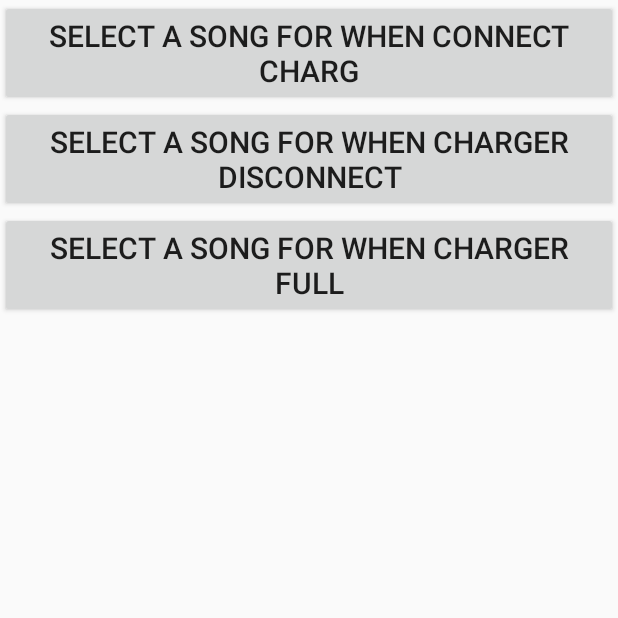
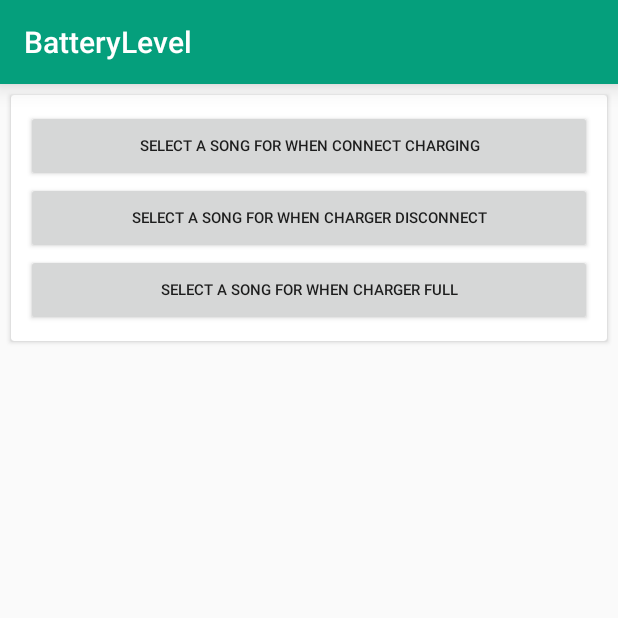
Before and after one commit to prasannakumark/BetteryLevel, an Android app: the screen it shows after launch (SettingsPageActivity), after a tap on an icon or button, on a phone screen of 412 x 824 dp, the top half of it. Run offline under Robolectric (Android 15) with nearby library versions, the phone set to English and light mode, and no system bars.

Commit message:
Details Added and modifications done

```diff
--- a/app/build.gradle
+++ b/app/build.gradle
@@ -22,4 +22,8 @@ android {
 dependencies {
     compile fileTree(dir: 'libs', include: ['*.jar'])
     compile 'com.android.support:appcompat-v7:24.0.0'
+    compile 'com.android.support:design:24.0.0'
+    compile 'com.android.support:cardview-v7:+'
+
+
 }
--- a/app/src/main/AndroidManifest.xml
+++ b/app/src/main/AndroidManifest.xml
@@ -13,7 +13,7 @@
         android:label="@string/app_name"
         android:theme="@style/AppTheme">
         <activity
-            android:name=".activities.NavigationDawerActivity"
+            android:name=".activities.SplashScreenActivity"
             android:label="@string/app_name">
             <intent-filter>
                 <action android:name="android.intent.action.MAIN" />
@@ -22,6 +22,7 @@
             </intent-filter>
         </activity>
         <activity android:name=".activities.MainActivity" />
+        <activity android:name=".activities.NavigationDawerActivity"/>
         <activity android:name=".activities.SettingsPageActivity" />
 
         <receiver android:name=".services.PowerReceiver">
--- a/app/src/main/java/com/techbots/betterylevel/activities/SettingsPageActivity.java
+++ b/app/src/main/java/com/techbots/betterylevel/activities/SettingsPageActivity.java
@@ -8,6 +8,7 @@ import android.os.Bundle;
 import android.os.Environment;
 import android.support.annotation.Nullable;
 import android.support.v7.app.AppCompatActivity;
+import android.support.v7.widget.Toolbar;
 import android.util.Log;
 import android.view.View;
 import android.widget.Button;
@@ -30,11 +31,15 @@ import java.io.PrintWriter;
 public class SettingsPageActivity extends AppCompatActivity {
 
     Button buttonChargeConected,buttonChargeDisconnected,buttonChargeFulled;
+    Toolbar toolbar;
 
     @Override
     protected void onCreate(@Nullable Bundle savedInstanceState) {
         super.onCreate(savedInstanceState);
         setContentView(R.layout.settings);
+        toolbar = (Toolbar) findViewById(R.id.toolbar);
+        toolbar.setTitleTextColor(0xFFFFFFFF);
+        toolbar.setTitle("BatteryLevel");
         buttonChargeConected = (Button) findViewById(R.id.select_song);
         buttonChargeDisconnected = (Button) findViewById(R.id.select_song_discharge);
         buttonChargeFulled = (Button) findViewById(R.id.select_song_charge_full);
--- /dev/null
+++ b/app/src/main/java/com/techbots/betterylevel/activities/SplashScreenActivity.java
@@ -0,0 +1,35 @@
+package com.techbots.betterylevel.activities;
+
+import android.content.Intent;
+import android.os.Bundle;
+import android.os.Handler;
+import android.support.annotation.Nullable;
+import android.support.v7.app.AppCompatActivity;
+
+import com.techbots.betterylevel.R;
+
+/**
+ * Created by leela on 4/1/17.
+ */
+
+public class SplashScreenActivity extends AppCompatActivity{
+
+    private final int SPLASH_DISPLAY_LENGTH = 3000;
+
+    @Override
+    protected void onCreate(@Nullable Bundle savedInstanceState) {
+        super.onCreate(savedInstanceState);
+        setContentView(R.layout.splash_screen);
+        new Handler().postDelayed(new Runnable(){
+            @Override
+            public void run() {
+                /* Create an Intent that will start the Menu-Activity. */
+                Intent mainIntent = new Intent(SplashScreenActivity.this, NavigationDawerActivity.class);
+                SplashScreenActivity.this.startActivity(mainIntent);
+                SplashScreenActivity.this.finish();
+
+            }
+        }, SPLASH_DISPLAY_LENGTH);
+    }
+
+}
--- a/app/src/main/res/layout/settings.xml
+++ b/app/src/main/res/layout/settings.xml
@@ -1,29 +1,52 @@
 <?xml version="1.0" encoding="utf-8"?>
 <LinearLayout xmlns:android="http://schemas.android.com/apk/res/android"
-    android:orientation="vertical" android:layout_width="match_parent"
+    xmlns:app="http://schemas.android.com/apk/res-auto"
+    android:orientation="vertical"
+    android:layout_width="match_parent"
     android:layout_height="match_parent">
 
+    <android.support.v7.widget.Toolbar
+        android:layout_width="match_parent"
+        android:layout_height="wrap_content"
+        android:background="@color/colorPrimary"
+        android:elevation="10dp"
+        android:id="@+id/toolbar"
+        app:theme="@style/Toolbar_Theme">
+
+    </android.support.v7.widget.Toolbar>
+
+
+
+    <android.support.v7.widget.CardView
+    android:layout_width="match_parent"
+    android:layout_height="wrap_content"
+    android:background="@android:color/white"
+        android:layout_margin="7dp"
+    xmlns:android="http://schemas.android.com/apk/res/android">
+    <LinearLayout
+        android:orientation="vertical"
+        android:layout_width="match_parent"
+        android:layout_height="match_parent"
+        android:layout_margin="10dp">
         <Button
             android:layout_width="match_parent"
             android:layout_height="wrap_content"
-        android:text= "Select a song for when connect charg"
-        android:textSize="20dp"
+            android:text= "Select a song for when connect charging"
+            android:textSize="10dp"
             android:id="@+id/select_song"/>
         <Button
             android:layout_width="match_parent"
             android:layout_height="wrap_content"
             android:text= "Select a song for when charger disconnect"
-        android:textSize="20dp"
+            android:textSize="10dp"
             android:id="@+id/select_song_discharge"/>
-
         <Button
             android:layout_width="match_parent"
             android:layout_height="wrap_content"
             android:text= "Select a song for when charger full"
-        android:textSize="20dp"
+            android:textSize="10dp"
             android:id="@+id/select_song_charge_full"/>
+    </LinearLayout>
 
-
-
-
+    </android.support.v7.widget.CardView>
     </LinearLayout>
```
Also changed, not shown: app/src/main/java/com/techbots/betterylevel/activities/NavigationDawerActivity.java (+132 -3 lines), app/src/main/res/layout/navigation_drawer.xml (+12 -2 lines), app/src/main/res/layout/splash_screen.xml (added, +15 -0 lines), app/src/main/res/drawable/battery.png (added), 1 other file. Lines whose indentation alone changed are shown as unchanged.
